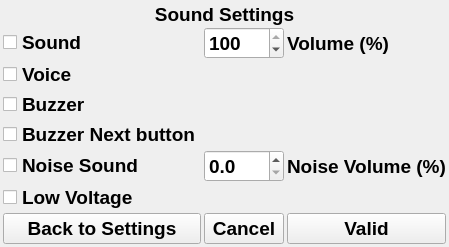
First picture: the form in F3FChrono/gui/WSettingsSound.ui, repository jomarin38/F3FChrono, before the edit.
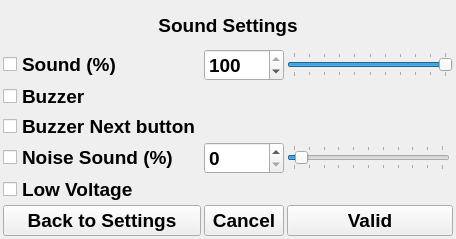
Second picture: the form after the edit.

Commit message: Settings adding slider for sound volume, noise volume and bib start cleaning settings parameters (gui, config.json, py files) chrono red background for better visibility

```diff
--- a/F3FChrono/gui/WSettingsSound.ui
+++ b/F3FChrono/gui/WSettingsSound.ui
@@ -6,7 +6,7 @@
    <rect>
     <x>0</x>
     <y>0</y>
-    <width>432</width>
+    <width>456</width>
     <height>239</height>
    </rect>
   </property>
@@ -32,7 +32,26 @@
    <property name="verticalSpacing">
     <number>1</number>
    </property>
-   <item row="5" column="0">
+   <item row="4" column="2">
+    <widget class="QSlider" name="noiseslider">
+     <property name="maximum">
+      <number>100</number>
+     </property>
+     <property name="sliderPosition">
+      <number>5</number>
+     </property>
+     <property name="orientation">
+      <enum>Qt::Horizontal</enum>
+     </property>
+     <property name="tickPosition">
+      <enum>QSlider::TicksBothSides</enum>
+     </property>
+     <property name="tickInterval">
+      <number>10</number>
+     </property>
+    </widget>
+   </item>
+   <item row="4" column="0">
     <widget class="QCheckBox" name="noiseSound">
      <property name="font">
       <font>
@@ -42,11 +61,11 @@
       </font>
      </property>
      <property name="text">
-      <string>Noise Sound</string>
+      <string>Noise Sound (%)</string>
      </property>
     </widget>
    </item>
-   <item row="7" column="1">
+   <item row="6" column="1">
     <widget class="QPushButton" name="btn_cancel">
      <property name="font">
       <font>
@@ -70,11 +89,11 @@
       </font>
      </property>
      <property name="text">
-      <string>Sound</string>
+      <string>Sound (%)</string>
      </property>
     </widget>
    </item>
-   <item row="6" column="0">
+   <item row="5" column="0">
     <widget class="QCheckBox" name="lowVoltage">
      <property name="font">
       <font>
@@ -88,7 +107,7 @@
      </property>
     </widget>
    </item>
-   <item row="3" column="0">
+   <item row="2" column="0">
     <widget class="QCheckBox" name="buzzer">
      <property name="font">
       <font>
@@ -102,21 +121,7 @@
      </property>
     </widget>
    </item>
-   <item row="5" column="2">
-    <widget class="QLabel" name="label_22">
-     <property name="font">
-      <font>
-       <pointsize>14</pointsize>
-       <weight>75</weight>
-       <bold>true</bold>
-      </font>
-     </property>
-     <property name="text">
-      <string>Noise Volume (%)</string>
-     </property>
-    </widget>
-   </item>
-   <item row="4" column="0">
+   <item row="3" column="0">
     <widget class="QCheckBox" name="buzzernext">
      <property name="font">
       <font>
@@ -130,21 +135,7 @@
      </property>
     </widget>
    </item>
-   <item row="7" column="2">
-    <widget class="QPushButton" name="btn_valid">
-     <property name="font">
-      <font>
-       <pointsize>14</pointsize>
-       <weight>75</weight>
-       <bold>true</bold>
-      </font>
-     </property>
-     <property name="text">
-      <string>Valid</string>
-     </property>
-    </widget>
-   </item>
-   <item row="0" column="0" colspan="3">
+   <item row="0" column="0" colspan="4">
     <widget class="QLabel" name="label">
      <property name="font">
       <font>
@@ -161,7 +152,7 @@
      </property>
     </widget>
    </item>
-   <item row="7" column="0">
+   <item row="6" column="0">
     <widget class="QPushButton" name="btn_back">
      <property name="font">
       <font>
@@ -175,22 +166,11 @@
      </property>
     </widget>
    </item>
-   <item row="2" column="0">
-    <widget class="QCheckBox" name="voice">
-     <property name="font">
-      <font>
-       <pointsize>14</pointsize>
-       <weight>75</weight>
-       <bold>true</bold>
-      </font>
-     </property>
-     <property name="text">
-      <string>Voice</string>
-     </property>
-    </widget>
-   </item>
    <item row="1" column="1">
     <widget class="QSpinBox" name="soundvolume">
+     <property name="enabled">
+      <bool>true</bool>
+     </property>
      <property name="font">
       <font>
        <pointsize>14</pointsize>
@@ -206,21 +186,7 @@
      </property>
     </widget>
    </item>
-   <item row="1" column="2">
-    <widget class="QLabel" name="label_23">
-     <property name="font">
-      <font>
-       <pointsize>14</pointsize>
-       <weight>75</weight>
-       <bold>true</bold>
-      </font>
-     </property>
-     <property name="text">
-      <string>Volume (%)</string>
-     </property>
-    </widget>
-   </item>
-   <item row="5" column="1">
+   <item row="4" column="1">
     <widget class="QDoubleSpinBox" name="noisevolume">
      <property name="font">
       <font>
@@ -230,13 +196,55 @@
       </font>
      </property>
      <property name="decimals">
-      <number>1</number>
+      <number>0</number>
      </property>
      <property name="maximum">
       <double>100.000000000000000</double>
      </property>
      <property name="singleStep">
-      <double>0.100000000000000</double>
+      <double>1.000000000000000</double>
+     </property>
+    </widget>
+   </item>
+   <item row="6" column="2" colspan="2">
+    <widget class="QPushButton" name="btn_valid">
+     <property name="font">
+      <font>
+       <pointsize>14</pointsize>
+       <weight>75</weight>
+       <bold>true</bold>
+      </font>
+     </property>
+     <property name="text">
+      <string>Valid</string>
+     </property>
+    </widget>
+   </item>
+   <item row="1" column="2" colspan="2">
+    <widget class="QSlider" name="soundslider">
+     <property name="maximum">
+      <number>100</number>
+     </property>
+     <property name="value">
+      <number>100</number>
+     </property>
+     <property name="tracking">
+      <bool>true</bool>
+     </property>
+     <property name="orientation">
+      <enum>Qt::Horizontal</enum>
+     </property>
+     <property name="invertedAppearance">
+      <bool>false</bool>
+     </property>
+     <property name="invertedControls">
+      <bool>false</bool>
+     </property>
+     <property name="tickPosition">
+      <enum>QSlider::TicksBothSides</enum>
+     </property>
+     <property name="tickInterval">
+      <number>10</number>
      </property>
     </widget>
    </item>
```
The commit also changes 12 other files.
